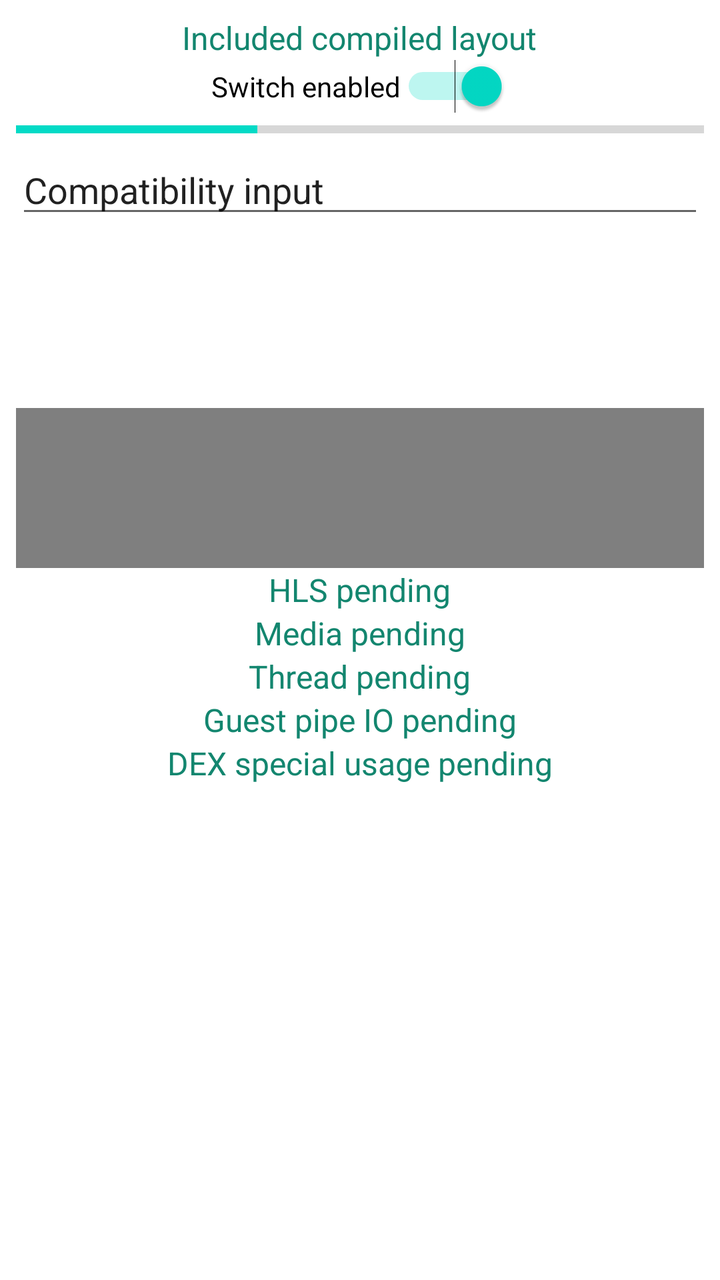
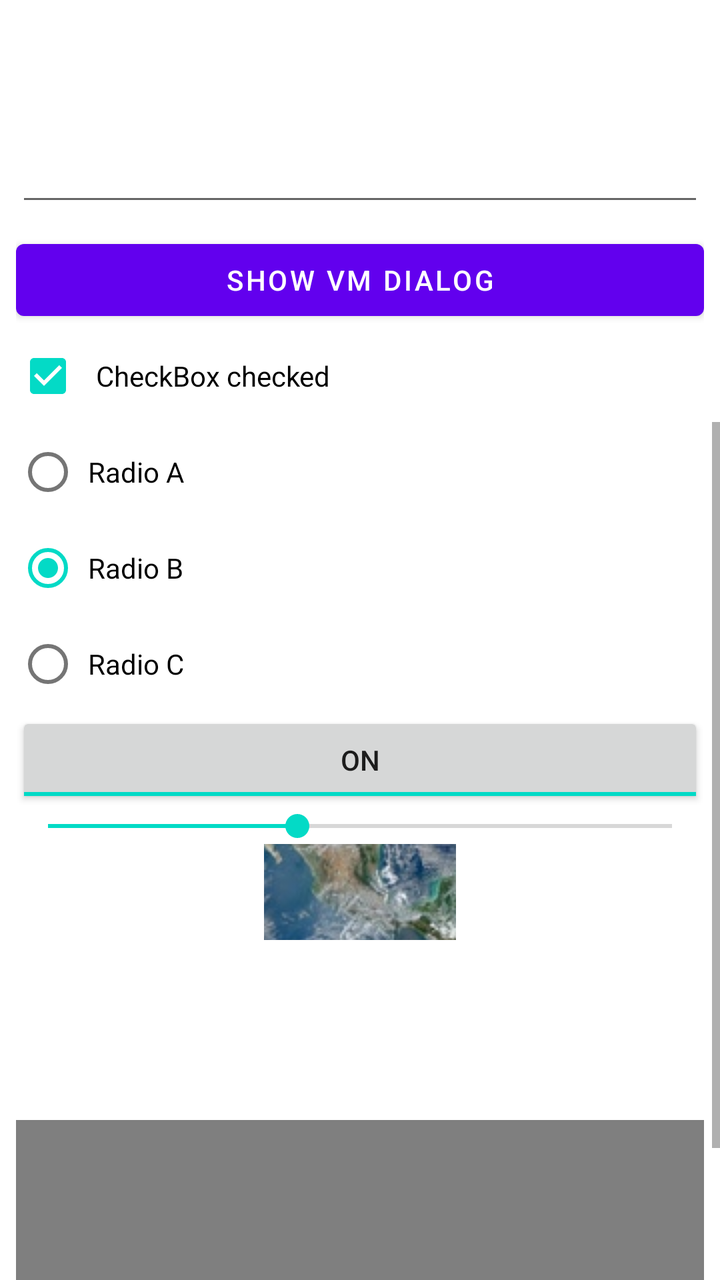

Compare the two renders of this Android layout. The source of the first and the diff that turns it into the second are given below.
<!-- AndroidManifest.xml: fallback theme Theme.MaterialComponents.DayNight.NoActionBar -->
<!-- res/layout/runtime_footer.xml -->
<?xml version="1.0" encoding="utf-8"?>
<ScrollView xmlns:android="http://schemas.android.com/apk/res/android"
    android:id="@+id/runtime_feature_panel"
    android:layout_width="match_parent"
    android:layout_height="260dp"
    android:fillViewport="true">

    <LinearLayout
        android:layout_width="match_parent"
        android:layout_height="wrap_content"
        android:gravity="center_horizontal"
        android:orientation="vertical"
        android:padding="@dimen/runtime_gap">

    <TextView
        android:id="@+id/runtime_included_label"
        android:layout_width="wrap_content"
        android:layout_height="wrap_content"
        android:text="@string/xml_included"
        android:textColor="@color/runtime_accent"
        android:textSize="@dimen/runtime_body_size" />

    <Switch
        android:id="@+id/runtime_switch"
        android:layout_width="wrap_content"
        android:layout_height="wrap_content"
        android:checked="true"
        android:text="@string/xml_switch" />

    <ProgressBar
        android:id="@+id/runtime_progress"
        style="?android:attr/progressBarStyleHorizontal"
        android:layout_width="match_parent"
        android:layout_height="wrap_content"
        android:progress="35" />

    <EditText
        android:id="@+id/runtime_input"
        android:layout_width="match_parent"
        android:layout_height="wrap_content"
        android:text="@string/xml_input" />

    <ImageView
        android:id="@+id/runtime_image"
        android:layout_width="160dp"
        android:layout_height="90dp"
        android:scaleType="fitCenter"
        android:contentDescription="@string/xml_image" />

    <VideoView
        android:id="@+id/runtime_video"
        android:layout_width="match_parent"
        android:layout_height="80dp" />

    <VideoView
        android:id="@+id/runtime_hls_video"
        android:layout_width="match_parent"
        android:layout_height="160dp"
        android:visibility="gone" />

    <TextView
        android:id="@+id/runtime_hls_status"
        android:layout_width="wrap_content"
        android:layout_height="wrap_content"
        android:text="HLS pending"
        android:textColor="@color/runtime_accent"
        android:textSize="@dimen/runtime_body_size" />

    <TextView
        android:id="@+id/runtime_media_status"
        android:layout_width="wrap_content"
        android:layout_height="wrap_content"
        android:text="Media pending"
        android:textColor="@color/runtime_accent"
        android:textSize="@dimen/runtime_body_size" />

    <TextView
        android:id="@+id/runtime_thread_status"
        android:layout_width="wrap_content"
        android:layout_height="wrap_content"
        android:text="@string/thread_pending"
        android:textColor="@color/runtime_accent"
        android:textSize="@dimen/runtime_body_size" />

    <TextView
        android:id="@+id/runtime_io_status"
        android:layout_width="wrap_content"
        android:layout_height="wrap_content"
        android:text="Guest pipe IO pending"
        android:textColor="@color/runtime_accent"
        android:textSize="@dimen/runtime_body_size" />

    <TextView
        android:id="@+id/runtime_capability_status"
        android:layout_width="wrap_content"
        android:layout_height="wrap_content"
        android:text="DEX special usage pending"
        android:textColor="@color/runtime_accent"
        android:textSize="@dimen/runtime_body_size" />

    </LinearLayout>
</ScrollView>
<!-- resources referenced by this layout -->
<resources>
  <color name="runtime_accent">#FF13866F</color>
  <dimen name="runtime_body_size">16sp</dimen>
  <dimen name="runtime_gap">8dp</dimen>
  <string name="thread_pending">Thread pending</string>
  <string name="xml_image">Image slot</string>
  <string name="xml_included">Included compiled layout</string>
  <string name="xml_input">Compatibility input</string>
  <string name="xml_switch">Switch enabled</string>
</resources>

<!-- the commit's change to res/layout/runtime_footer.xml (unified diff, before → after) -->
@@ -40,6 +40,105 @@
         android:layout_height="wrap_content"
         android:text="@string/xml_input" />
 
+    <TextView
+        android:id="@+id/runtime_widget_header"
+        android:layout_width="wrap_content"
+        android:layout_height="wrap_content"
+        android:layout_marginTop="@dimen/runtime_gap"
+        android:text="@string/xml_widget_header"
+        android:textColor="@color/runtime_accent"
+        android:textSize="@dimen/runtime_body_size" />
+
+    <ListView
+        android:id="@+id/runtime_listview"
+        android:layout_width="match_parent"
+        android:layout_height="100dp"
+        android:layout_marginTop="@dimen/runtime_gap" />
+
+    <Spinner
+        android:id="@+id/runtime_spinner"
+        android:layout_width="match_parent"
+        android:layout_height="wrap_content"
+        android:layout_marginTop="@dimen/runtime_gap" />
+
+    <Button
+        android:id="@+id/runtime_okhttp_action"
+        android:layout_width="match_parent"
+        android:layout_height="wrap_content"
+        android:layout_marginTop="@dimen/runtime_gap"
+        android:text="@string/xml_okhttp_action" />
+
+    <EditText
+        android:id="@+id/runtime_okhttp_output"
+        android:layout_width="match_parent"
+        android:layout_height="140dp"
+        android:padding="8dp"
+        android:textSize="12sp" />
+
+    <Button
+        android:id="@+id/runtime_dialog_action"
+        android:layout_width="match_parent"
+        android:layout_height="wrap_content"
+        android:layout_marginTop="@dimen/runtime_gap"
+        android:text="@string/xml_dialog_action" />
+
+    <CheckBox
+        android:id="@+id/runtime_checkbox"
+        android:layout_width="match_parent"
+        android:layout_height="wrap_content"
+        android:checked="true"
+        android:padding="8dp"
+        android:text="@string/xml_checkbox" />
+
+    <RadioGroup
+        android:id="@+id/runtime_radiogroup"
+        android:layout_width="match_parent"
+        android:layout_height="wrap_content"
+        android:orientation="vertical">
+
+        <RadioButton
+            android:id="@+id/runtime_radio_a"
+            android:layout_width="match_parent"
+            android:layout_height="wrap_content"
+            android:padding="4dp"
+            android:text="@string/xml_radio_a" />
+
+        <RadioButton
+            android:id="@+id/runtime_radio_b"
+            android:layout_width="match_parent"
+            android:layout_height="wrap_content"
+            android:checked="true"
+            android:padding="4dp"
+            android:text="@string/xml_radio_b" />
+
+        <RadioButton
+            android:id="@+id/runtime_radio_c"
+            android:layout_width="match_parent"
+            android:layout_height="wrap_content"
+            android:padding="4dp"
+            android:text="@string/xml_radio_c" />
+    </RadioGroup>
+
+    <ToggleButton
+        android:id="@+id/runtime_toggle"
+        android:layout_width="match_parent"
+        android:layout_height="wrap_content"
+        android:checked="true"
+        android:padding="6dp"
+        android:text="@string/xml_toggle" />
+
+    <SeekBar
+        android:id="@+id/runtime_seekbar"
+        android:layout_width="match_parent"
+        android:layout_height="wrap_content"
+        android:progress="40" />
+
+    <ImageButton
+        android:id="@+id/runtime_imagebutton"
+        android:layout_width="96dp"
+        android:layout_height="48dp"
+        android:src="@drawable/runtime_photo" />
+
     <ImageView
         android:id="@+id/runtime_image"
         android:layout_width="160dp"
<!-- resource entries referenced after the edit -->
@@ -3,10 +3,19 @@
   <color name="runtime_accent">#FF13866F</color>
   <dimen name="runtime_body_size">16sp</dimen>
   <dimen name="runtime_gap">8dp</dimen>
+  <!-- drawable runtime_photo: jpg bitmap (drawable, 18894 bytes) -->
   <string name="thread_pending">Thread pending</string>
+  <string name="xml_checkbox">CheckBox checked</string>
+  <string name="xml_dialog_action">Show VM dialog</string>
   <string name="xml_image">Image slot</string>
   <string name="xml_included">Included compiled layout</string>
   <string name="xml_input">Compatibility input</string>
+  <string name="xml_okhttp_action">Fetch Baidu HTML (OkHttp)</string>
+  <string name="xml_radio_a">Radio A</string>
+  <string name="xml_radio_b">Radio B</string>
+  <string name="xml_radio_c">Radio C</string>
   <string name="xml_switch">Switch enabled</string>
+  <string name="xml_toggle">ToggleButton</string>
+  <string name="xml_widget_header">Extended widget gallery</string>
 </resources>
 
